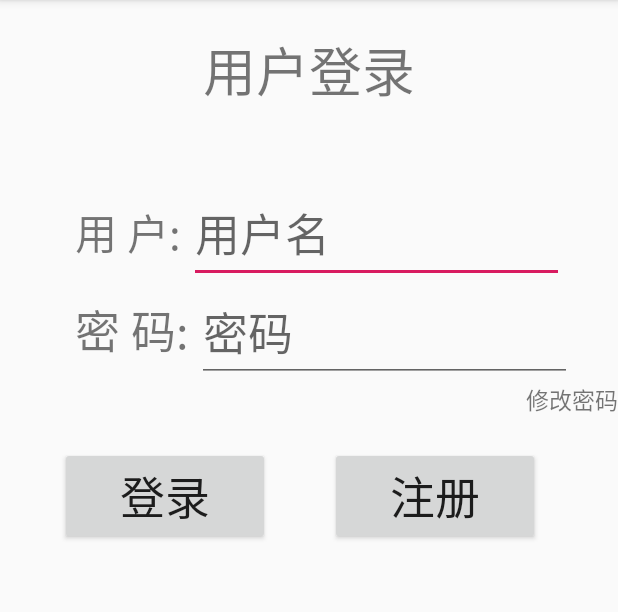
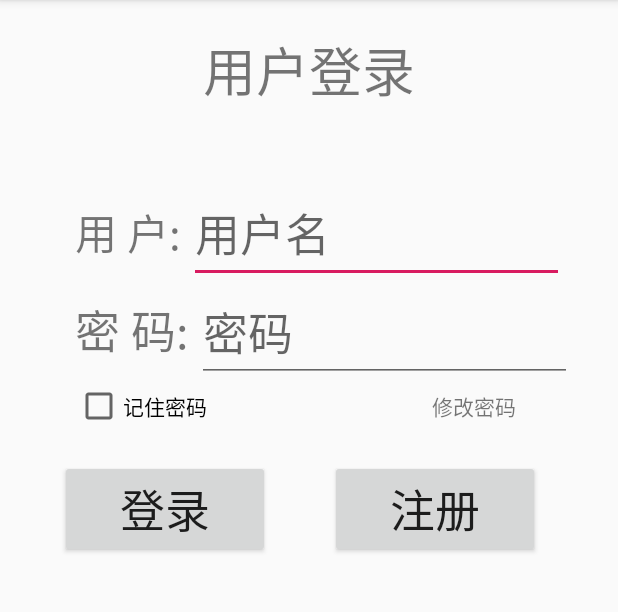
Before and after one commit to terry156501/Login_Kotlin, an Android app: the screen it shows after launch (LoginActivity), on a phone screen of 412 x 824 dp, the part 84-696 px from its top. Run offline under Robolectric (Android 15) with nearby library versions, the phone set to English and light mode, and no system bars.

Commit message:
Fake rem_psw

```diff
--- a/app/src/main/java/com/terry/login_kotlin/LoginActivity.kt
+++ b/app/src/main/java/com/terry/login_kotlin/LoginActivity.kt
@@ -5,10 +5,7 @@ import android.content.Intent
 import android.os.Bundle
 import android.text.TextUtils
 import android.view.View
-import android.widget.Button
-import android.widget.EditText
-import android.widget.TextView
-import android.widget.Toast
+import android.widget.*
 import androidx.appcompat.app.AppCompatActivity
 
 
@@ -22,6 +19,7 @@ class LoginActivity : AppCompatActivity() {
     private var userName:String? = null
     private var psw:String? = null
     private var spPsw:String? = null
+    private var mCheck:CheckBox? = null
 
     override fun onCreate(savedInstanceState: Bundle?) {
         super.onCreate(savedInstanceState)
@@ -34,6 +32,15 @@ class LoginActivity : AppCompatActivity() {
         mChange = findViewById(R.id.change_button)
         mUser = findViewById(R.id.input_user_text)
         mKey = findViewById(R.id.input_key_text)
+        mCheck = findViewById(R.id.rem_psw)
+
+        val sp = getSharedPreferences("loginInfo", MODE_PRIVATE)
+        var checkstatus = mCheck
+        if(checkstatus!!.isChecked)
+        {
+            mUser!!.setText(sp.getString(userName,""))
+            mKey!!.setText(sp.getString(spPsw,""))
+        }
 
         mRegisterButton!!.setOnClickListener{
             val intent = Intent(this@LoginActivity,RegisterActivity::class.java)
--- a/app/src/main/res/layout/activity_login.xml
+++ b/app/src/main/res/layout/activity_login.xml
@@ -65,17 +65,24 @@
                 android:nextFocusForward="@id/login_button"/>
 
     </LinearLayout>
-    <RelativeLayout
+    <LinearLayout
             android:layout_width="wrap_content"
             android:layout_height="wrap_content">
+        <CheckBox
+                android:id="@+id/rem_psw"
+                android:checked="false"
+                android:layout_width="wrap_content"
+                android:layout_height="wrap_content"
+                android:layout_marginLeft="50dp"
+                android:text="@string/rem_psw"/>
         <TextView
                 android:id="@+id/change_button"
                 android:layout_width="wrap_content"
                 android:layout_height="wrap_content"
-                android:layout_alignParentRight="true"
-                android:text="@string/forget_key"
-                android:textSize="15dp"/>
-    </RelativeLayout>
+                android:layout_marginRight="40dp"
+                android:layout_marginLeft="150dp"
+                android:text="@string/forget_key"/>
+    </LinearLayout>
 
 
     <LinearLayout
--- a/app/src/main/res/values/strings.xml
+++ b/app/src/main/res/values/strings.xml
@@ -7,6 +7,7 @@
     <string name="input_user_text">用户名</string>
     <string name="key_text">密 码:</string>
     <string name="input_key_text">密码</string>
+    <string name="rem_psw">记住密码</string>
     <string name="forget_key">修改密码</string>
     <string name="register_button">注册</string>
     <string name="login_button">登录</string>
```
